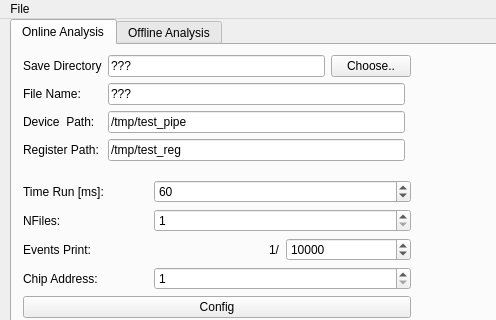
First picture: the form in software/gui/form/mainwindow.ui, repository cepc/kc705, before the edit; both pictures show x 0 to 496 and y 0 to 320 of the 956 by 886 pixel window.
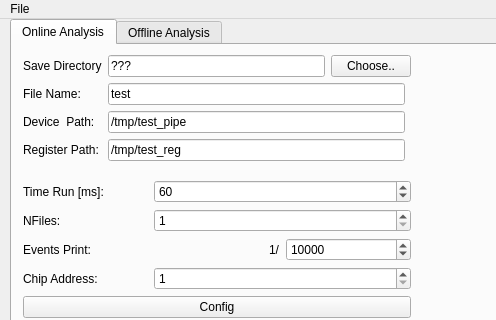
Second picture: the form after the edit. Icons and pictures are not drawn. Custom widgets are drawn as their Qt base class.

Patch:
```diff
--- a/software/gui/form/mainwindow.ui
+++ b/software/gui/form/mainwindow.ui
@@ -98,7 +98,7 @@
          <item row="3" column="1">
           <widget class="QLineEdit" name="LineEdit_Online_FileName">
            <property name="text">
-            <string>???</string>
+            <string>test</string>
            </property>
           </widget>
          </item>
```
